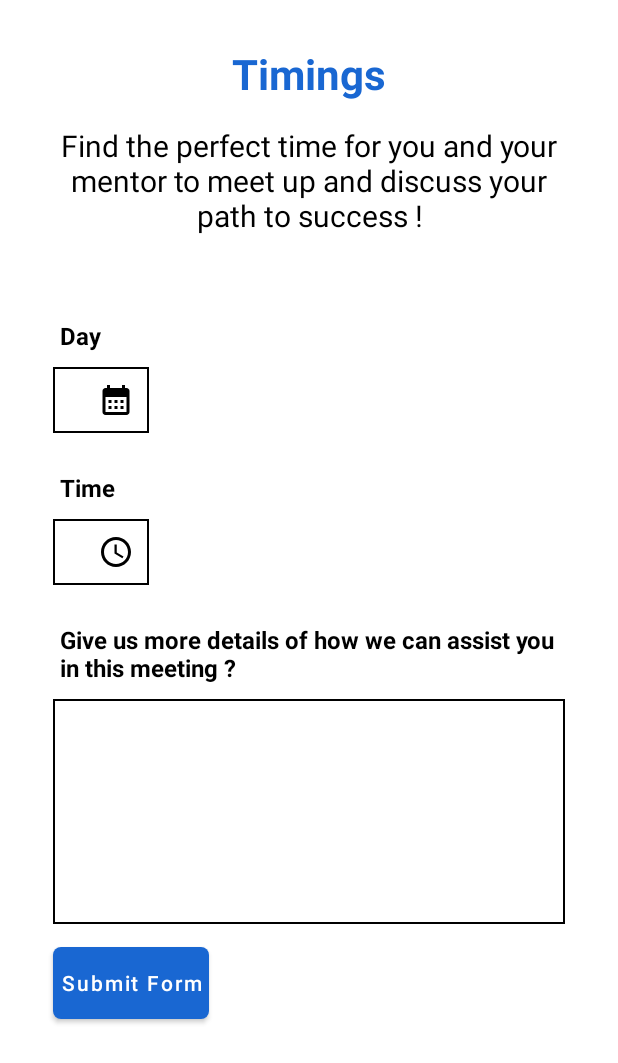
After one commit to Amit-MBCA/AceMentor, an Android app: the scheduleMeet screen opened directly, with no data from a screen before it, on a phone screen of 412 x 824 dp. The commit adds this screen. Shown: the top 1063 px of the screen. Run offline under Robolectric (Android 15) with nearby library versions, the phone set to English and light mode, and no system bars.

Commit message:
First Commit Date and Time Picker

```diff
--- a/app/build.gradle
+++ b/app/build.gradle
@@ -41,7 +41,7 @@ dependencies {
     implementation 'androidx.appcompat:appcompat:1.6.1'
     implementation 'com.google.android.material:material:1.8.0'
     implementation 'androidx.constraintlayout:constraintlayout:2.1.4'
-//    implementation 'com.google.android.gms:play-services-cast-framework:21.3.0'
+    implementation 'com.google.android.gms:play-services-cast-framework:21.3.0'
     implementation 'com.android.support:support-annotations:28.0.0'
 
 
--- a/app/src/main/java/com/example/ib/HomePage.java
+++ b/app/src/main/java/com/example/ib/HomePage.java
@@ -91,7 +91,7 @@ public class HomePage extends AppCompatActivity {
         gts11.setOnClickListener(new View.OnClickListener() {
             @Override
             public void onClick(View v) {
-                Intent intent=new Intent(HomePage.this,eleventhStudents.class);
+                Intent intent=new Intent(HomePage.this,scheduleMeet.class);
                 startActivity(intent);
             }
         });
--- /dev/null
+++ b/app/src/main/java/com/example/ib/scheduleMeet.java
@@ -0,0 +1,105 @@
+package com.example.ib;
+
+import android.app.DatePickerDialog;
+import android.app.TimePickerDialog;
+import android.content.Intent;
+import android.os.Bundle;
+import android.view.View;
+import android.widget.Button;
+import android.widget.DatePicker;
+import android.widget.TextView;
+import android.widget.TimePicker;
+
+import androidx.appcompat.app.AppCompatActivity;
+
+import java.util.Calendar;
+
+public class scheduleMeet extends AppCompatActivity {
+    private TextView pickDay,pickTime,getQuery;
+    private int day,month,year;
+    private Button getForm;
+    @Override
+    protected void onCreate(Bundle savedInstanceState) {
+        super.onCreate(savedInstanceState);
+        setContentView(R.layout.activity_schedule_meet);
+        getSupportActionBar().hide();
+        pickDay = findViewById(R.id.pickday);
+        pickTime = findViewById(R.id.picktime);
+        getQuery= findViewById(R.id.getQuery);
+        getForm=findViewById(R.id.getFormBtn);
+        // on below line we are adding click listener for our pick date button
+        pickDay.setOnClickListener(new View.OnClickListener() {
+            @Override
+            public void onClick(View v) {
+                // on below line we are getting
+                // the instance of our calendar.
+                final Calendar c = Calendar.getInstance();
+
+                // on below line we are getting
+                // our day, month and year.
+                year = c.get(Calendar.YEAR);
+                month = c.get(Calendar.MONTH);
+                day = c.get(Calendar.DAY_OF_MONTH);
+
+                // on below line we are creating a variable for date picker dialog.
+                DatePickerDialog datePickerDialog = new DatePickerDialog(
+                        scheduleMeet.this,
+                        new DatePickerDialog.OnDateSetListener() {
+                            @Override
+                            public void onDateSet(DatePicker view, int year,
+                                                  int monthOfYear, int dayOfMonth) {
+                                // on below line we are setting date to our text view.
+                                pickDay.setText(dayOfMonth + "-" + (monthOfYear + 1) + "-" + year);
+
+                            }
+                        },
+                        // on below line we are passing year,
+                        // month and day for selected date in our date picker.
+                        year, month, day);
+                // at last we are calling show to
+                // display our date picker dialog.
+                datePickerDialog.show();
+            }
+        });
+        pickTime.setOnClickListener(new View.OnClickListener() {
+            @Override
+            public void onClick(View v) {
+                // on below line we are getting the
+                // instance of our calendar.
+                final Calendar c = Calendar.getInstance();
+
+                // on below line we are getting our hour, minute.
+                int hour = c.get(Calendar.HOUR_OF_DAY);
+                int minute = c.get(Calendar.MINUTE);
+
+
+                // on below line we are initializing our Time Picker Dialog
+                TimePickerDialog timePickerDialog = new TimePickerDialog(scheduleMeet.this,
+                        new TimePickerDialog.OnTimeSetListener() {
+                            @Override
+                            public void onTimeSet(TimePicker view, int hourOfDay,
+                                                  int minute) {
+                                // on below line we are setting selected time
+                                // in our text view.
+                                String am_pm= hourOfDay < 12  ? "AM" : "PM";
+                                pickTime.setText(hourOfDay + ":" + minute+" "+am_pm);
+                            }
+                        }, hour, minute, false);
+                // at last we are calling show to
+                // display our time picker dialog.
+                timePickerDialog.show();
+            }
+        });
+        getForm.setOnClickListener(new View.OnClickListener() {
+            @Override
+            public void onClick(View v) {
+                Intent it=new Intent(scheduleMeet.this,mConfirmed.class);
+                it.putExtra("day",day);
+                it.putExtra("month",month);
+                it.putExtra("year",year);
+                startActivity(it);
+                finish();
+            }
+        });
+    }
+}
--- /dev/null
+++ b/app/src/main/res/drawable/access_time_24.xml
@@ -0,0 +1,6 @@
+<vector android:height="24dp" android:tint="#000000"
+    android:viewportHeight="24" android:viewportWidth="24"
+    android:width="24dp" xmlns:android="http://schemas.android.com/apk/res/android">
+    <path android:fillColor="@android:color/white" android:pathData="M11.99,2C6.47,2 2,6.48 2,12s4.47,10 9.99,10C17.52,22 22,17.52 22,12S17.52,2 11.99,2zM12,20c-4.42,0 -8,-3.58 -8,-8s3.58,-8 8,-8 8,3.58 8,8 -3.58,8 -8,8z"/>
+    <path android:fillColor="@android:color/white" android:pathData="M12.5,7H11v6l5.25,3.15 0.75,-1.23 -4.5,-2.67z"/>
+</vector>
--- /dev/null
+++ b/app/src/main/res/drawable/calendar_month_24.xml
@@ -0,0 +1,5 @@
+<vector android:height="24dp" android:tint="#000000"
+    android:viewportHeight="24" android:viewportWidth="24"
+    android:width="24dp" xmlns:android="http://schemas.android.com/apk/res/android">
+    <path android:fillColor="@android:color/white" android:pathData="M19,4h-1V2h-2v2H8V2H6v2H5C3.89,4 3.01,4.9 3.01,6L3,20c0,1.1 0.89,2 2,2h14c1.1,0 2,-0.9 2,-2V6C21,4.9 20.1,4 19,4zM19,20H5V10h14V20zM9,14H7v-2h2V14zM13,14h-2v-2h2V14zM17,14h-2v-2h2V14zM9,18H7v-2h2V18zM13,18h-2v-2h2V18zM17,18h-2v-2h2V18z"/>
+</vector>
--- /dev/null
+++ b/app/src/main/res/drawable/confirmed_24.xml
@@ -0,0 +1,5 @@
+<vector android:height="48dp" android:tint="#FD7D01"
+    android:viewportHeight="24" android:viewportWidth="24"
+    android:width="48dp" xmlns:android="http://schemas.android.com/apk/res/android">
+    <path android:fillColor="@android:color/white" android:pathData="M19,3h-1L18,1h-2v2L8,3L8,1L6,1v2L5,3c-1.11,0 -1.99,0.9 -1.99,2L3,19c0,1.1 0.89,2 2,2h14c1.1,0 2,-0.9 2,-2L21,5c0,-1.1 -0.9,-2 -2,-2zM19,19L5,19L5,8h14v11zM7,10h5v5L7,15z"/>
+</vector>
--- /dev/null
+++ b/app/src/main/res/drawable/submitformbg.xml
@@ -0,0 +1,6 @@
+<?xml version="1.0" encoding="utf-8"?>
+<shape xmlns:android="http://schemas.android.com/apk/res/android">
+    <!--    <stroke android:width="2dp" android:color="@color/black"/>-->
+    <solid android:color="#1967d2" />
+    <corners android:radius="5dp" />
+</shape>
--- /dev/null
+++ b/app/src/main/res/drawable/timingsetbg.xml
@@ -0,0 +1,4 @@
+<?xml version="1.0" encoding="utf-8"?>
+<shape xmlns:android="http://schemas.android.com/apk/res/android">
+    <stroke android:width="1dp" android:color="@color/black"/>
+</shape>
--- /dev/null
+++ b/app/src/main/res/layout/activity_schedule_meet.xml
@@ -0,0 +1,122 @@
+<?xml version="1.0" encoding="utf-8"?>
+<LinearLayout xmlns:android="http://schemas.android.com/apk/res/android"
+    xmlns:app="http://schemas.android.com/apk/res-auto"
+    xmlns:tools="http://schemas.android.com/tools"
+    android:layout_width="match_parent"
+    android:layout_height="match_parent"
+    android:orientation="vertical"
+    tools:context=".scheduleMeet">
+
+    <TextView
+        android:id="@+id/textView4"
+        android:layout_width="wrap_content"
+        android:layout_height="wrap_content"
+        android:layout_gravity="center"
+        android:layout_marginTop="30dp"
+        android:text="Timings"
+        android:textColor="@color/primaryColor"
+        android:textSize="28sp"
+        android:textStyle="bold" />
+
+    <TextView
+        android:id="@+id/textView5"
+        android:layout_width="wrap_content"
+        android:layout_height="wrap_content"
+        android:layout_gravity="center"
+        android:layout_marginLeft="30dp"
+        android:layout_marginTop="15dp"
+        android:layout_marginRight="30dp"
+        android:layout_marginBottom="30dp"
+        android:text="Find the perfect time for you and your mentor to meet up and discuss your path to success !"
+        android:textAlignment="center"
+        android:textColor="#000000"
+        android:textSize="20sp" />
+
+    <TextView
+        android:id="@+id/textView6"
+        android:layout_width="wrap_content"
+        android:layout_height="wrap_content"
+        android:layout_marginLeft="30dp"
+        android:layout_marginTop="15dp"
+        android:padding="10dp"
+        android:text="Day"
+        android:textColor="#000000"
+        android:textSize="16sp"
+        android:textStyle="bold" />
+
+    <TextView
+        android:id="@+id/pickday"
+        android:layout_width="wrap_content"
+        android:layout_height="wrap_content"
+        android:layout_marginLeft="35dp"
+        android:background="@drawable/timingsetbg"
+        android:drawableRight="@drawable/calendar_month_24"
+        android:drawablePadding="20dp"
+        android:padding="10dp"
+        android:textAlignment="center"
+        android:textColor="#1B0202" />
+
+    <TextView
+        android:id="@+id/textView8"
+        android:layout_width="wrap_content"
+        android:layout_height="wrap_content"
+        android:layout_marginLeft="30dp"
+        android:layout_marginTop="15dp"
+        android:padding="10dp"
+        android:text="Time"
+        android:textColor="#000000"
+        android:textSize="16sp"
+        android:textStyle="bold" />
+
+    <TextView
+        android:id="@+id/picktime"
+        android:layout_width="wrap_content"
+        android:layout_height="wrap_content"
+        android:layout_marginLeft="35dp"
+        android:background="@drawable/timingsetbg"
+        android:drawableRight="@drawable/access_time_24"
+        android:drawablePadding="20dp"
+        android:padding="10dp"
+        android:textAlignment="center"
+        android:textColor="#1B0202" />
+
+    <TextView
+        android:id="@+id/textView10"
+        android:layout_width="wrap_content"
+        android:layout_height="wrap_content"
+        android:layout_marginLeft="30dp"
+        android:layout_marginTop="15dp"
+        android:layout_marginRight="30dp"
+        android:padding="10dp"
+        android:text="Give us more details of how we can assist you in this meeting ?"
+        android:textColor="#000000"
+        android:textSize="16sp"
+        android:textStyle="bold" />
+
+    <EditText
+        android:id="@+id/getQuery"
+        android:layout_width="match_parent"
+        android:layout_height="150dp"
+        android:layout_marginLeft="35dp"
+        android:layout_marginRight="35dp"
+        android:background="@drawable/timingsetbg"
+        android:ems="10"
+        android:gravity="top"
+        android:inputType="textPersonName"
+        android:minHeight="48dp"
+        android:padding="10dp"
+        android:textAlignment="gravity"
+        tools:ignore="SpeakableTextPresentCheck" />
+
+    <Button
+        android:id="@+id/getFormBtn"
+        android:layout_width="wrap_content"
+        android:layout_height="wrap_content"
+        android:layout_marginLeft="35dp"
+        android:layout_marginTop="15dp"
+        android:background="@drawable/submitformbg"
+        android:padding="5dp"
+        android:text="Submit Form"
+        android:textAllCaps="false" />
+
+</LinearLayout>
```
Also changed, not shown: app/src/main/AndroidManifest.xml (+15 -0 lines), app/src/main/java/com/example/ib/SlotActivity.java (+0 -8 lines), app/src/main/java/com/example/ib/mConfirmed.java (added, +30 -0 lines), app/src/main/res/layout/activity_mconfirmed.xml (added, +61 -0 lines).
